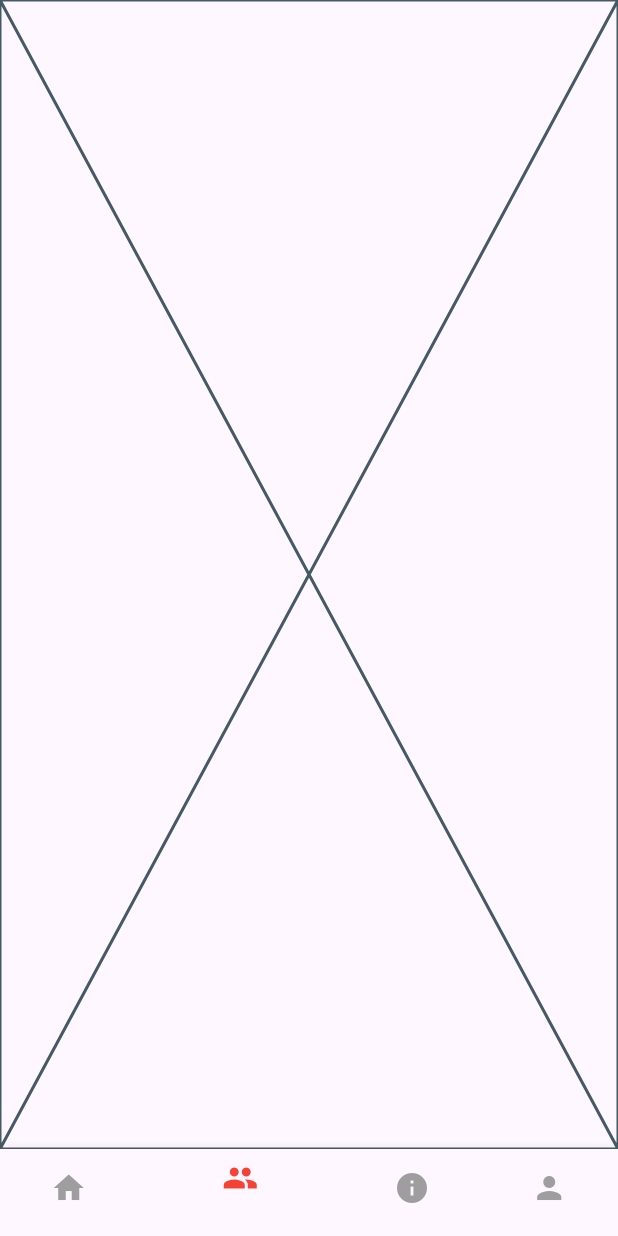
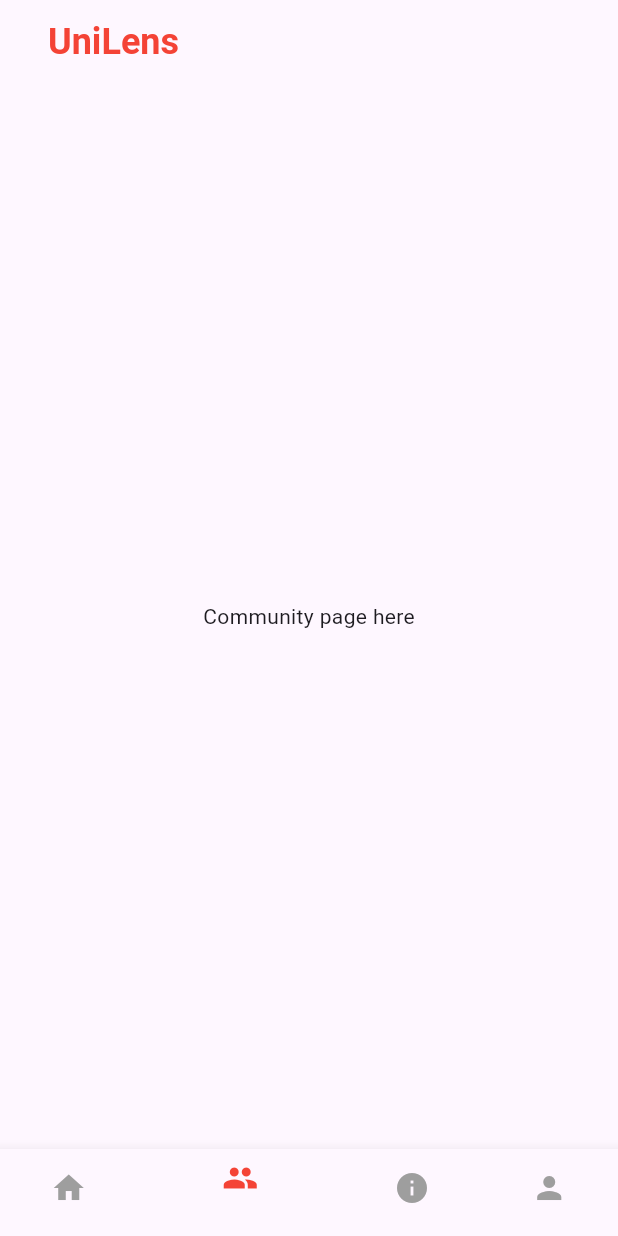
Before and after one commit to raheel38/unilens, a Flutter app: the screen it shows after launch, item 2 of the bottom bar chosen, on a phone screen of 412 x 824 dp. Run offline on Flutter 3.47's test engine with Material 3 defaults, Android fonts, the phone set to English and light mode, and no system bars.

```diff
--- a/unilens/lib/navigationBar.dart
+++ b/unilens/lib/navigationBar.dart
@@ -23,6 +23,23 @@ class _MyAppState extends State<MyApp> {
   Widget build(BuildContext context) {
     return MaterialApp(
       home: Scaffold(
+        appBar: AppBar(
+          title: const Align(
+            alignment: Alignment.centerLeft,
+            child: Padding(
+              padding: EdgeInsets.only(left: 16.0),
+              child: Text(
+                'UniLens',
+                style: TextStyle(
+                  color: Colors.red,
+                  fontWeight: FontWeight.bold,
+                  fontSize: 24,
+                ),
+              ),
+            ),
+          ),
+          elevation: 0,
+        ),
         body: _screens[_selectedIndex],
         bottomNavigationBar: BottomNavigationBar(
           currentIndex: _selectedIndex,
--- a/unilens/lib/screens/community.dart
+++ b/unilens/lib/screens/community.dart
@@ -10,6 +10,8 @@ class CommunityScreen extends StatefulWidget {
 class _CommunityScreenState extends State<CommunityScreen> {
   @override
   Widget build(BuildContext context) {
-    return const Placeholder();
+    return const Center(
+      child: Text("Community page here"),
+    );
   }
 }
--- a/unilens/lib/screens/home_screen.dart
+++ b/unilens/lib/screens/home_screen.dart
@@ -1,10 +1,12 @@
 import 'package:flutter/material.dart';
 
 class HomeScreen extends StatelessWidget {
+  const HomeScreen({super.key});
+
   @override
   Widget build(BuildContext context) {
     return const Center(
-      child: Text('Home Screen'),
+      child: Text("Kyung Hee University"),
     );
   }
 }
--- a/unilens/lib/screens/info_screen.dart
+++ b/unilens/lib/screens/info_screen.dart
@@ -5,6 +5,8 @@ class InfoScreen extends StatelessWidget {
 
   @override
   Widget build(BuildContext context) {
-    return const Placeholder();
+    return const Center(
+      child: Text("info page"),
+    );
   }
 }
--- a/unilens/lib/screens/profile_screen.dart
+++ b/unilens/lib/screens/profile_screen.dart
@@ -5,6 +5,8 @@ class ProfileScreen extends StatelessWidget {
 
   @override
   Widget build(BuildContext context) {
-    return const Placeholder();
+    return const Center(
+      child: Text("User profile page"),
+    );
   }
 }
```
Also changed, not shown: 1 other file.
